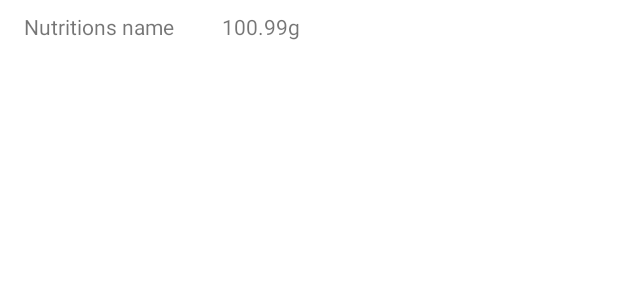
After one commit to C22-PS126-Bangkit-2022/Capstone-Nom, an Android app: the layout item_row_detail_food.xml on its own in the app's theme, with its tools: preview values and no code run, on a phone screen of 412 x 824 dp. The commit adds this screen. Shown: the top 300 px of the screen. Run offline under Robolectric (Android 15) with nearby library versions, the phone set to English and light mode, and no system bars.

Commit message:
Adding food nutritions detail-2 (not finished)

```diff
--- a/app/src/main/java/com/bangkit/capstonenom/api/ApiService.kt
+++ b/app/src/main/java/com/bangkit/capstonenom/api/ApiService.kt
@@ -17,5 +17,5 @@ interface ApiService {
     @GET("{id}/information?amount=1&apiKey=d4e160b3da9a4359b964f89a89db54e6")
     fun getDetailFood(
         @Query("id") id: Int
-    ): Call<FoodInformationResponse>
+    ): FoodInformationResponse
 }
--- a/app/src/main/java/com/bangkit/capstonenom/response/FoodInformationResponse.kt
+++ b/app/src/main/java/com/bangkit/capstonenom/response/FoodInformationResponse.kt
@@ -23,6 +23,9 @@ data class FoodInformationResponse (
 
 data class Nutrition(
 
+    @field:SerializedName("title")
+    val title: String,
+
     @field:SerializedName("amount")
     val amount: Double,
 
--- a/app/src/main/java/com/bangkit/capstonenom/ui/fragment/home/HomeFragment.kt
+++ b/app/src/main/java/com/bangkit/capstonenom/ui/fragment/home/HomeFragment.kt
@@ -64,7 +64,6 @@ class HomeFragment : Fragment() {
         foodAdapter.setOnItemClickCallback(object : FoodAdapter.OnItemClickCallback{
             override fun onItemClicked(data: Food) {
                 Intent(context, FoodDetailActivity::class.java).also {
-                    it.putExtra(FoodDetailActivity.EXTRA_ID, data.id)
                     startActivity(it)
                 }
             }
--- a/app/src/main/java/com/bangkit/capstonenom/utils/DataSource.kt
+++ b/app/src/main/java/com/bangkit/capstonenom/utils/DataSource.kt
@@ -19,4 +19,7 @@ class DataSource(private val apiService: ApiService) {
         return apiService.getFoodListByName(name)
     }
 
+    suspend fun getFoodById(id: Int): FoodInformationResponse {
+        return apiService.getDetailFood(id)
+    }
 }
--- a/app/src/main/java/com/bangkit/capstonenom/utils/ViewModelFactory.kt
+++ b/app/src/main/java/com/bangkit/capstonenom/utils/ViewModelFactory.kt
@@ -16,6 +16,9 @@ class ViewModelFactory private constructor(private val mRepository: Repository)
             modelClass.isAssignableFrom(HomeViewModel::class.java) -> {
                 HomeViewModel(mRepository) as T
             }
+            modelClass.isAssignableFrom(FoodDetailViewModel::class.java) -> {
+                FoodDetailViewModel(mRepository) as T
+            }
             else -> throw Throwable("Unknown ViewModel class: " + modelClass.name)
         }
     }
--- /dev/null
+++ b/app/src/main/res/layout/item_row_detail_food.xml
@@ -0,0 +1,28 @@
+<?xml version="1.0" encoding="utf-8"?>
+<androidx.constraintlayout.widget.ConstraintLayout xmlns:android="http://schemas.android.com/apk/res/android"
+    xmlns:app="http://schemas.android.com/apk/res-auto"
+    xmlns:tools="http://schemas.android.com/tools"
+    android:layout_width="match_parent"
+    android:layout_height="match_parent">
+
+    <TextView
+        android:id="@+id/tv_nutrition_name"
+        android:layout_width="wrap_content"
+        android:layout_height="wrap_content"
+        android:layout_marginStart="16dp"
+        android:layout_marginTop="8dp"
+        android:text="Nutritions name"
+        app:layout_constraintStart_toStartOf="parent"
+        app:layout_constraintTop_toTopOf="parent" />
+
+    <TextView
+        android:id="@+id/tv_nutrition_amount"
+        android:layout_width="wrap_content"
+        android:layout_height="wrap_content"
+        android:layout_marginStart="32dp"
+        android:text="100.99g"
+        app:layout_constraintBottom_toBottomOf="@+id/tv_nutrition_name"
+        app:layout_constraintStart_toEndOf="@+id/tv_nutrition_name"
+        app:layout_constraintTop_toTopOf="@+id/tv_nutrition_name" />
+
+</androidx.constraintlayout.widget.ConstraintLayout>
```
Also changed, not shown: app/src/main/java/com/bangkit/capstonenom/adapter/DetailFoodAdapter.kt (added, +58 -0 lines), app/src/main/java/com/bangkit/capstonenom/ui/activity/detail/FoodDetailActivity.kt (+17 -9 lines), app/src/main/java/com/bangkit/capstonenom/ui/activity/detail/FoodDetailViewModel.kt (+10 -22 lines), app/src/main/java/com/bangkit/capstonenom/utils/Repository.kt (+29 -0 lines), app/src/main/res/layout/activity_food_detail.xml (+9 -34 lines).
